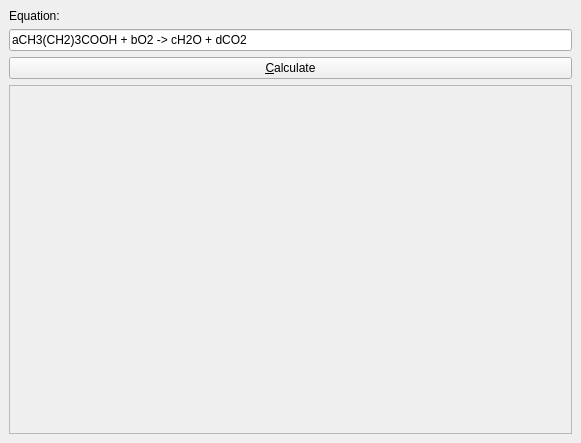
KDE/kalzium, file src/equationview.ui: the form before one commit.
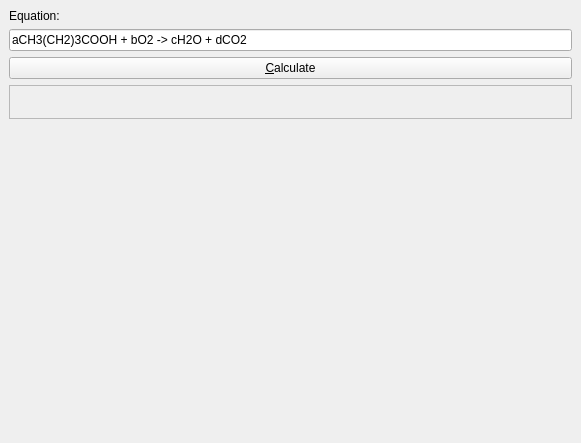
The form after the commit. Custom widgets are drawn as their Qt base class.

Commit message: tweak the result label of the equation solver.  - selectable text  - no fixed size

What changed in the file:
```diff
--- a/src/equationview.ui
+++ b/src/equationview.ui
@@ -88,7 +88,7 @@
         <item>
          <widget class="QLabel" name="answer_label">
           <property name="sizePolicy">
-           <sizepolicy hsizetype="Preferred" vsizetype="MinimumExpanding">
+           <sizepolicy hsizetype="Preferred" vsizetype="Preferred">
             <horstretch>0</horstretch>
             <verstretch>0</verstretch>
            </sizepolicy>
@@ -112,19 +112,32 @@
      </item>
     </layout>
    </item>
+   <item row="1" column="0">
+    <spacer name="verticalSpacer">
+     <property name="orientation">
+      <enum>Qt::Vertical</enum>
+     </property>
+     <property name="sizeHint" stdset="0">
+      <size>
+       <width>20</width>
+       <height>40</height>
+      </size>
+     </property>
+    </spacer>
+   </item>
   </layout>
  </widget>
  <customwidgets>
-  <customwidget>
-   <class>KPushButton</class>
-   <extends>QPushButton</extends>
-   <header>kpushbutton.h</header>
-  </customwidget>
   <customwidget>
    <class>KLineEdit</class>
    <extends>QLineEdit</extends>
    <header>klineedit.h</header>
   </customwidget>
+  <customwidget>
+   <class>KPushButton</class>
+   <extends>QPushButton</extends>
+   <header>kpushbutton.h</header>
+  </customwidget>
  </customwidgets>
  <resources/>
  <connections/>
```
Left out of the diff: 6 changed lines with no effect on the pictures.
